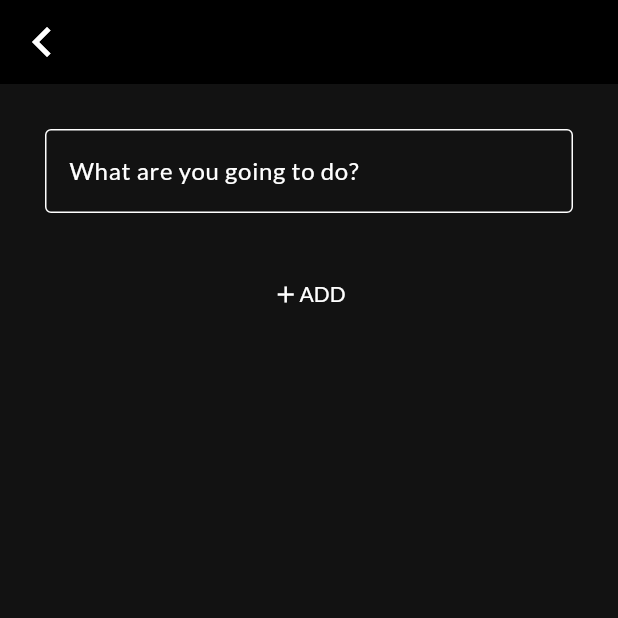
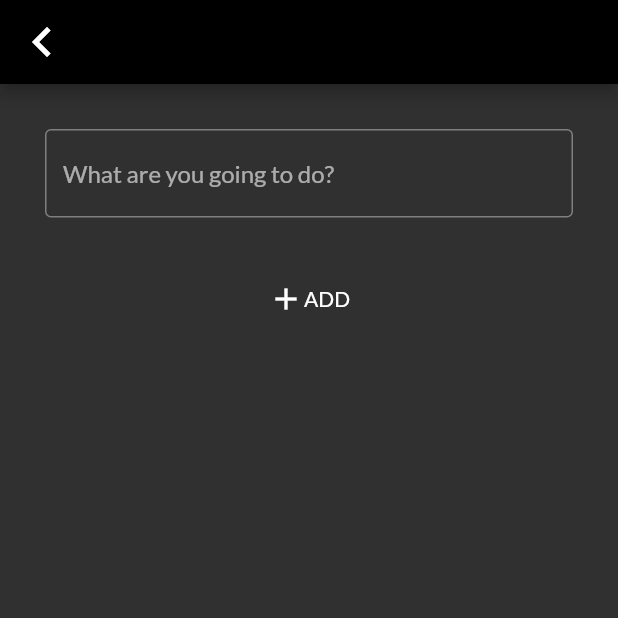
Before and after one commit to gu-tig333-ht23/guskaske, a Flutter app: the AddView screen opened directly with empty values, on a phone screen of 412 x 824 dp, the top half of it. Run offline on Flutter 3.47's test engine with Material 2 defaults, Android fonts, the phone set to English and light mode, and no system bars; our stand-ins replace google_fonts; network calls fail.

Commit message:
light / dark theme toggle

```diff
--- /dev/null
+++ b/lib/providers/theme_provider.dart
@@ -0,0 +1,19 @@
+import 'package:flutter/material.dart';
+
+enum ThemeModeOption {
+  light,
+  dark,
+}
+
+class ThemeProvider extends ChangeNotifier {
+  ThemeModeOption _themeMode = ThemeModeOption.dark;
+
+  ThemeModeOption get themeMode => _themeMode;
+
+  void toggleTheme() {
+    _themeMode = themeMode == ThemeModeOption.dark
+        ? ThemeModeOption.light
+        : ThemeModeOption.dark;
+    notifyListeners();
+  }
+}
--- a/lib/screens/add_view.dart
+++ b/lib/screens/add_view.dart
@@ -1,6 +1,6 @@
 import 'package:flutter/material.dart';
 import 'package:provider/provider.dart';
-import '../app_state.dart';
+import '../providers/app_state.dart';
 
 class AddView extends StatefulWidget {
   // view där nya tasks läggs till
@@ -19,7 +19,7 @@ class _AddViewState extends State<AddView> {
 
   final snackBar = SnackBar(
     content: const Text('Item added!'),
-    duration: Duration(seconds: 1),
+    duration: Duration(seconds: 2),
   );
 
   void _addTask() async {
@@ -57,7 +57,7 @@ class _AddViewState extends State<AddView> {
   Widget build(BuildContext context) {
     return Scaffold(
       appBar: AppBar(
-        backgroundColor: Theme.of(context).colorScheme.inversePrimary,
+        backgroundColor: Theme.of(context).colorScheme.scrim,
         leading: IconButton(
           icon: Icon(Icons.chevron_left, size: 40),
           onPressed: () {
```
Also changed, not shown: lib/main.dart (+22 -15 lines), lib/screens/myhomepage.dart (+6 -3 lines), lib/widgets/build_theme_toggle_button.dart (added, +19 -0 lines), lib/widgets/todo_item.dart (renamed from lib/todo_item.dart, +11 -13 lines), lib/providers/app_state.dart (renamed from lib/app_state.dart).
